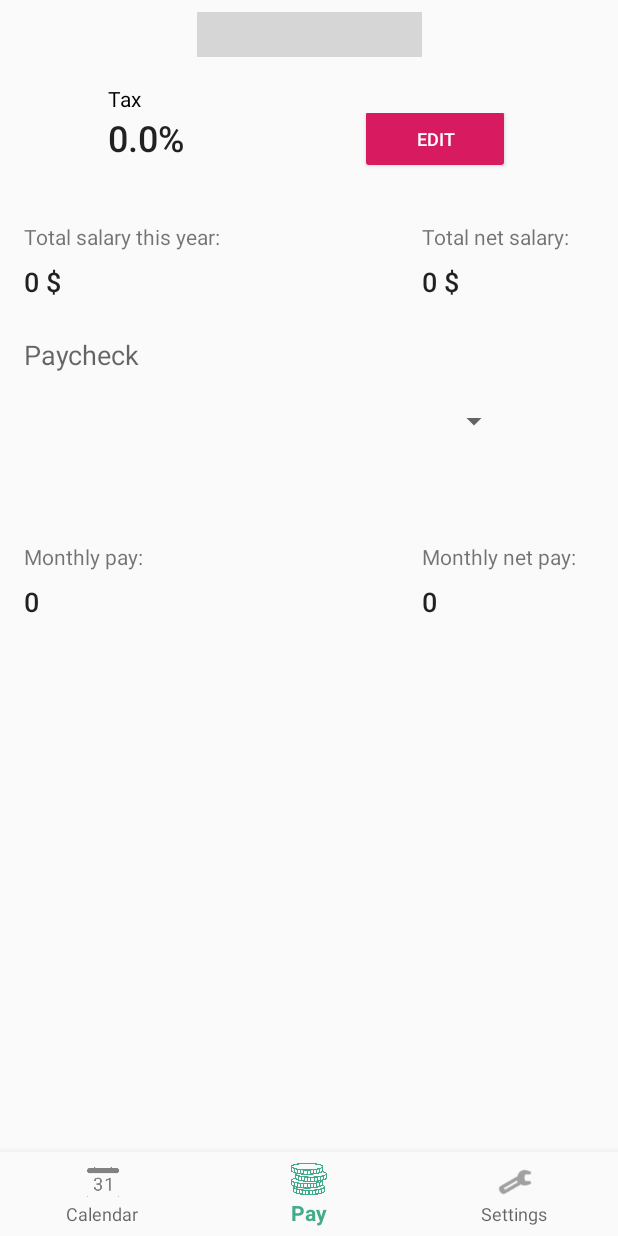
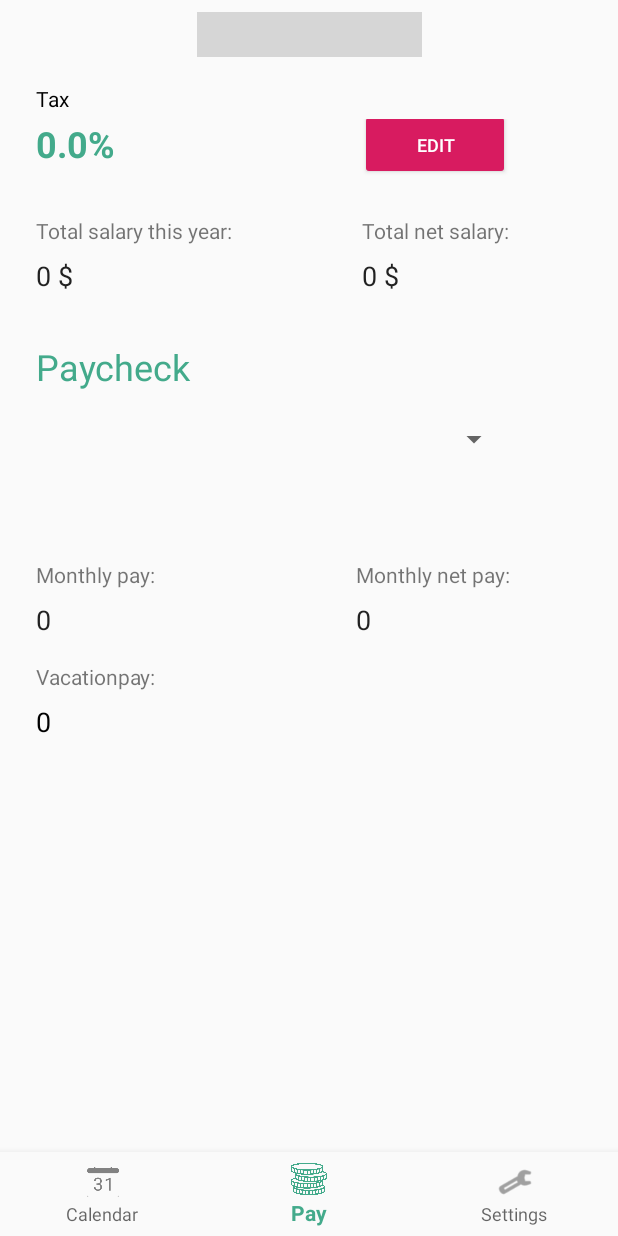
Before and after one commit to marcusbirkeland/terminus, an Android app: the EarningsFragment screen opened through its navigation route, on a phone screen of 412 x 824 dp. Run offline under Robolectric (Android 15) with nearby library versions, the phone set to English and light mode, and no system bars; our stand-ins replace navigation-ui; libraries missing offline, so code that uses them is left out: com.github.sundeepk.compactcalendarview, com.nostra13.universalimageloader; 8 statements that could not run were skipped; grey boxes are pictures that could not be loaded.

Commit message:
Skattetabeller funker. Ser bort ifra feriepenger!!

```diff
--- a/app/build.gradle
+++ b/app/build.gradle
@@ -7,7 +7,7 @@ android {
         applicationId "com.birkeland.terminus"
         minSdkVersion 26
         targetSdkVersion 29
-        versionCode 8
+        versionCode 9
         versionName "1.0"
         testInstrumentationRunner "androidx.test.runner.AndroidJUnitRunner"
     }
--- a/app/src/main/java/com/birkeland/terminus/PayCalculator.java
+++ b/app/src/main/java/com/birkeland/terminus/PayCalculator.java
@@ -31,6 +31,7 @@ public class PayCalculator {
     private String startDateStr;
     private String endDateStr;
     private Context mContext;
+    private double feriepengFaktor = 0.12;
     public PayCalculator(List<WorkdayEvent> workdayEvents , Context context) {
         mContext = context;
     }
@@ -154,11 +155,6 @@ public class PayCalculator {
         return getEarnings(eventsToCalculate);
     }
 
-
-    private int getMonthlyEarnings(List<WorkdayEvent> workdayEvents){
-        int pay = 0;
-        return pay;
-    }
     public int getNetEarningsWithPercentage(int earnings, float percentage){
         float netEarnings = earnings*(1-(percentage/100));
         return (int) netEarnings;
@@ -169,17 +165,22 @@ public class PayCalculator {
         LocalDate endDate = startDate.plusMonths(1);
 
         int netEarnings = 0;
-        for(int i = 0; i < 12; i++){
+
+            // Henter alle events for gjeldende månde
+        for (int i = 0; i< 12;i++) {
             List<WorkdayEvent> eventsInMonth = new ArrayList<>();
-            // Henter alle events for gjeldende månde
             for (WorkdayEvent event : eventList) {
                 LocalDate tempDate = LocalDate.parse(event.getDate(), DateTimeFormatter.ofPattern("yyyy-MM-dd"));
-                if (tempDate.isBefore(endDate) && tempDate.isBefore(endDate.minusMonths(1))) {
+
+                if (tempDate.isBefore(LocalDate.now()) && tempDate.getYear() == LocalDate.now().getYear()
+                        && tempDate.isBefore(endDate) && tempDate.isAfter(endDate.minusMonths(1))) {
+                    Log.d("ADD EVENT: ", "DATE: " + tempDate.toString());
                     eventsInMonth.add(event);
                 }
             }
             // Regner ut nettolønn for gjeldende måned
-                netEarnings += getMonthlyNetEarningsWithTable(getEarnings(eventsInMonth), tableID);
+            netEarnings += getMonthlyNetEarningsWithTable(getEarnings(eventsInMonth), tableID);
+            Log.d("NET EARNINGS", "" + netEarnings);
             // Hopper til neste måned
             startDate = startDate.plusMonths(1);
             endDate = endDate.plusMonths(1);
@@ -187,9 +188,10 @@ public class PayCalculator {
         return netEarnings;
     }
 
-    public int getMonthlyNetEarningsWithTable(int earnings, String taxTableID){
+    public int getMonthlyNetEarningsWithTable(int earningsIn, String taxTableID){
         int basis = 0;
         int tax = 0;
+        double earnings = earningsIn* (1-feriepengFaktor);
         BufferedReader reader = null;
         try{
             // Last inn csv fil
@@ -202,10 +204,9 @@ public class PayCalculator {
                 // 00000;00000
                 // Grunnlag (5-siffer), ';' , Skatt (5-siffer)
                 basis = Integer.parseInt(s.substring(0,5));
-                tax = Integer.parseInt(s.substring(6,12));
-
                 if(basis > earnings)
                     break;
+                tax = Integer.parseInt(s.substring(6,12));
             }
         }catch(IOException e){
             Log.e("Pay calculator","Failed to open .csv file");
@@ -218,6 +219,6 @@ public class PayCalculator {
                 }
             }
         }
-        return earnings-tax;
+        return (int)earnings-tax;
     }
 }
--- a/app/src/main/java/com/birkeland/terminus/ui/earnings/EarningsFragment.java
+++ b/app/src/main/java/com/birkeland/terminus/ui/earnings/EarningsFragment.java
@@ -46,6 +46,7 @@ public class EarningsFragment extends Fragment {
     private float taxPercentage;
     private int spinnerPosition;
     private String selectedTable = "";
+    private static final double feriepengFaktor= 0.12;
 
     private String loadCurrency(){
         SharedPreferences locale = getActivity().getSharedPreferences("LOCALE",MODE_PRIVATE);
@@ -70,10 +71,12 @@ public class EarningsFragment extends Fragment {
             TextView textViewMonthlyEarningsGross = getView().findViewById(R.id.textViewMonthlyEarningsGross);
             TextView textViewMonthPeriod = getView().findViewById(R.id.textViewMonthPeriod);
             TextView textViewMonthlyEarningsNet = getView().findViewById(R.id.textViewMonthlyEarningsNet);
+            TextView textViewFeriepengMonth = getView().findViewById(R.id.textViewVacationPayMonth);
             int monthlyGrossPay = payCalculator.getPaycheckEarnings(workdayEvents, selectedJob);
             textViewMonthPeriod.setText(getString(R.string.paycheck_period) + " " + payCalculator.getStartDateStr() + " - " + payCalculator.getEndDateStr());
             textViewMonthlyEarningsGross.setText(monthlyGrossPay + " " + currency);
-
+            double feriepeng = monthlyGrossPay*feriepengFaktor;
+            textViewFeriepengMonth.setText((int) feriepeng + " " + currency);
             SharedPreferences pref = getActivity().getSharedPreferences("SHARED PREFERENCES", MODE_PRIVATE);
             boolean isTaxTable = pref.getBoolean("ISTAXTABLE", false);
             PayCalculator payCalculator = new PayCalculator(workdayEvents, getActivity());
@@ -136,9 +139,12 @@ public class EarningsFragment extends Fragment {
         setTaxText();
         calculateMonthlyEarnings(spinnerPosition);
         TextView textViewTotalEarningsGross = getView().findViewById(R.id.textViewGrossCurrentEarnings);
+        TextView textViewTotalEarningsNet = getView().findViewById(R.id.textViewNetCurrentEarnings);
+
         currentEarnings = payCalculator.getYearlyEarnings(workdayEvents);
         textViewTotalEarningsGross.setText("" + currentEarnings + " " + currency);
-        TextView textViewTotalEarningsNet = getView().findViewById(R.id.textViewNetCurrentEarnings);
+        // Setter feriepenger
+        double feriepeng = currentEarnings*feriepengFaktor;
         float netEarnings = calculateYearlyEarningsNet(currentEarnings);
         textViewTotalEarningsNet.setText("" + (int) netEarnings + " " + currency);
         final Spinner jobSpinner = getView().findViewById(R.id.spinnerSelectJob);
--- a/app/src/main/res/layout/fragment_earnings.xml
+++ b/app/src/main/res/layout/fragment_earnings.xml
@@ -19,10 +19,10 @@
 
         <TextView
             android:id="@+id/textView12"
-            android:layout_width="wrap_content"
+            android:layout_width="0dp"
             android:layout_height="wrap_content"
             android:text="@string/total_monthly_salary_net"
-            app:layout_constraintStart_toStartOf="@+id/textView10"
+            app:layout_constraintEnd_toEndOf="@+id/spinnerSelectJob"
             app:layout_constraintTop_toTopOf="@+id/textView11" />
 
         <TextView
@@ -31,7 +31,7 @@
             android:layout_height="wrap_content"
             android:layout_marginTop="8dp"
             android:text="0"
-            android:textAppearance="@style/TextAppearance.AppCompat.Body2"
+            android:textAppearance="@style/TextAppearance.AppCompat.Body1"
             android:textSize="18sp"
             app:layout_constraintStart_toStartOf="@+id/textView12"
             app:layout_constraintTop_toBottomOf="@+id/textView12" />
@@ -42,7 +42,7 @@
             android:layout_height="wrap_content"
             android:layout_marginTop="8dp"
             android:text="0"
-            android:textAppearance="@style/TextAppearance.AppCompat.Body2"
+            android:textAppearance="@style/TextAppearance.AppCompat.Body1"
             android:textSize="18sp"
             app:layout_constraintStart_toStartOf="@+id/textView10"
             app:layout_constraintTop_toBottomOf="@+id/textView10" />
@@ -53,7 +53,7 @@
             android:layout_height="wrap_content"
             android:layout_marginTop="8dp"
             android:text="0"
-            android:textAppearance="@style/TextAppearance.AppCompat.Body2"
+            android:textAppearance="@style/TextAppearance.AppCompat.Body1"
             android:textSize="18sp"
             app:layout_constraintStart_toStartOf="@+id/textView13"
             app:layout_constraintTop_toBottomOf="@+id/textView13" />
@@ -75,16 +75,15 @@
 
         <TextView
             android:id="@+id/textView10"
-            android:layout_width="wrap_content"
+            android:layout_width="0dp"
             android:layout_height="wrap_content"
-            android:layout_marginEnd="24dp"
             android:text="@string/total_yearly_salary_net"
-            app:layout_constraintEnd_toEndOf="parent"
+            app:layout_constraintEnd_toEndOf="@+id/spinnerSelectJob"
             app:layout_constraintTop_toTopOf="@+id/textView13" />
 
         <TextView
             android:id="@+id/textView11"
-            android:layout_width="wrap_content"
+            android:layout_width="0dp"
             android:layout_height="wrap_content"
             android:layout_marginTop="16dp"
             android:text="@string/total_monthly_salary_gross"
@@ -97,7 +96,7 @@
             android:layout_height="wrap_content"
             android:layout_marginTop="8dp"
             android:text="0"
-            android:textAppearance="@style/TextAppearance.AppCompat.Body2"
+            android:textAppearance="@style/TextAppearance.AppCompat.Body1"
             android:textSize="18sp"
             app:layout_constraintStart_toStartOf="@+id/textView11"
             app:layout_constraintTop_toBottomOf="@+id/textView11" />
@@ -106,9 +105,9 @@
             android:id="@+id/constraintLayout2"
             android:layout_width="0dp"
             android:layout_height="wrap_content"
-            android:layout_marginStart="64dp"
-            android:layout_marginEnd="64dp"
-            app:layout_constraintEnd_toEndOf="parent"
+            android:layout_marginStart="16dp"
+            android:layout_marginTop="4dp"
+            app:layout_constraintEnd_toEndOf="@+id/spinnerSelectJob"
             app:layout_constraintStart_toStartOf="parent"
             app:layout_constraintTop_toBottomOf="@+id/textView19">
 
@@ -117,8 +116,10 @@
                 android:layout_width="0dp"
                 android:layout_height="wrap_content"
                 android:ems="10"
-                android:textAppearance="@style/TextAppearance.AppCompat.Body2"
+                android:textAppearance="@style/TextAppearance.AppCompat.Body1"
+                android:textColor="@color/colorPrimary"
                 android:textSize="24sp"
+                android:textStyle="bold"
                 app:layout_constraintEnd_toStartOf="@+id/buttonEditTaxSettings"
                 app:layout_constraintStart_toStartOf="parent"
                 app:layout_constraintTop_toTopOf="parent"
@@ -139,10 +140,10 @@
 
         <TextView
             android:id="@+id/textView13"
-            android:layout_width="wrap_content"
+            android:layout_width="0dp"
             android:layout_height="wrap_content"
-            android:layout_marginStart="8dp"
-            android:layout_marginTop="32dp"
+            android:layout_marginStart="16dp"
+            android:layout_marginTop="24dp"
             android:text="@string/total_yearly_salary_gross"
             app:layout_constraintStart_toStartOf="parent"
             app:layout_constraintTop_toBottomOf="@+id/constraintLayout2" />
@@ -151,7 +152,7 @@
             android:id="@+id/spinnerSelectJob"
             android:layout_width="match_parent"
             android:layout_height="48dp"
-            android:layout_marginStart="8dp"
+            android:layout_marginStart="16dp"
             android:layout_marginTop="8dp"
             android:layout_marginEnd="64dp"
             app:layout_constraintEnd_toEndOf="parent"
@@ -162,10 +163,11 @@
             android:id="@+id/textView20"
             android:layout_width="wrap_content"
             android:layout_height="wrap_content"
-            android:layout_marginTop="24dp"
+            android:layout_marginTop="32dp"
             android:text="@string/paycheck"
             android:textAppearance="@style/TextAppearance.AppCompat.Medium"
-            android:textSize="18sp"
+            android:textColor="@color/colorPrimary"
+            android:textSize="24sp"
             app:layout_constraintStart_toStartOf="@+id/textViewGrossCurrentEarnings"
             app:layout_constraintTop_toBottomOf="@+id/textViewGrossCurrentEarnings" />
 
@@ -189,5 +191,25 @@
             android:textColor="?attr/textColor"
             app:layout_constraintStart_toStartOf="@+id/constraintLayout2"
             app:layout_constraintTop_toTopOf="parent" />
+
+        <TextView
+            android:id="@+id/textView25"
+            android:layout_width="0dp"
+            android:layout_height="wrap_content"
+            android:layout_marginTop="16dp"
+            android:text="@string/vacationpay"
+            app:layout_constraintStart_toStartOf="@+id/textViewMonthlyEarningsGross"
+            app:layout_constraintTop_toBottomOf="@+id/textViewMonthlyEarningsGross" />
+
+        <TextView
+            android:id="@+id/textViewVacationPayMonth"
+            android:layout_width="wrap_content"
+            android:layout_height="wrap_content"
+            android:layout_marginTop="8dp"
+            android:text="0"
+            android:textColor="?attr/textColor"
+            android:textSize="18sp"
+            app:layout_constraintStart_toStartOf="@+id/textView25"
+            app:layout_constraintTop_toBottomOf="@+id/textView25" />
     </androidx.constraintlayout.widget.ConstraintLayout>
 </androidx.constraintlayout.widget.ConstraintLayout>
--- a/app/src/main/res/values/strings.xml
+++ b/app/src/main/res/values/strings.xml
@@ -1,7 +1,7 @@
 <resources>
     <!-- App -->
     <string name="app_name" translatable="false">terminus</string>
-    <string name="version" translatable="false">v.0.5</string>
+    <string name="version" translatable="false">v.0.9</string>
     <string name="currency">$</string>
     <string name="english">English</string>
     <string name="norwegian">Norwegian</string>
@@ -46,6 +46,7 @@
     <string name="paycheck">Paycheck</string>
     <string name="paycheck_period">Pay in period:</string>
     <string name="choose_tax_method">Choose tax method</string>
+    <string name="vacationpay">Vacationpay:</string>
     <string name="table">Table</string>
     <string name="tax_table">Tax table</string>
     <string name="choose_tax_table">Choose tax-table</string>
```
Also changed, not shown: 6 other files.
